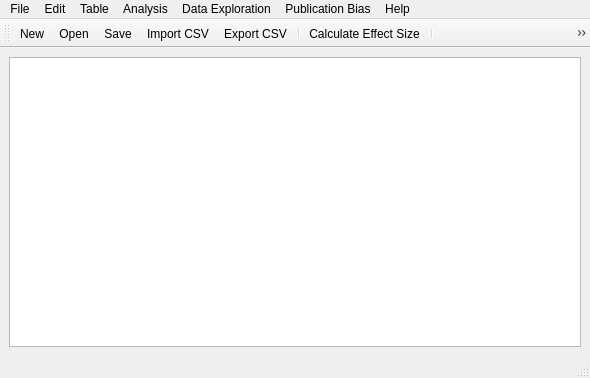
gdietz/OpenMEE, file main_window.ui: the form before one commit.
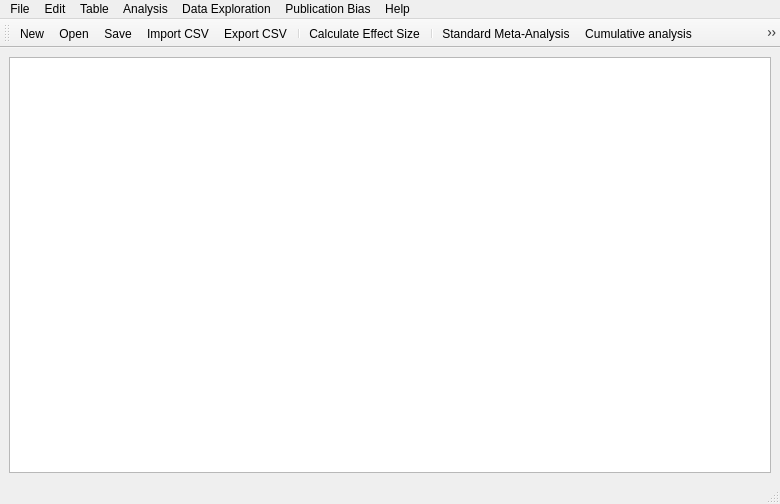
The form after the commit. Icons and pictures are not drawn.

Patch:
```diff
--- a/main_window.ui
+++ b/main_window.ui
@@ -6,8 +6,8 @@
    <rect>
     <x>0</x>
     <y>0</y>
-    <width>590</width>
-    <height>378</height>
+    <width>780</width>
+    <height>504</height>
    </rect>
   </property>
   <property name="windowTitle">
@@ -29,7 +29,7 @@
     <rect>
      <x>0</x>
      <y>0</y>
-     <width>590</width>
+     <width>780</width>
      <height>21</height>
     </rect>
    </property>
```
Left out of the diff: 6 changed lines with no effect on the pictures.
